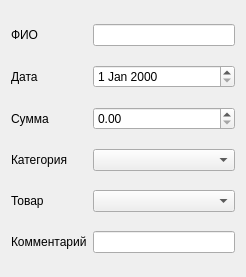
Before: the Qt Designer form creditwidget.ui in zhdv06/FamilyBudget, drawn with Qt 5.
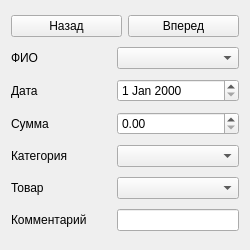
After: the same form once the commit is applied.

Diff of the .ui file:
```diff
--- a/creditwidget.ui
+++ b/creditwidget.ui
@@ -6,72 +6,126 @@
    <rect>
     <x>0</x>
     <y>0</y>
-    <width>246</width>
-    <height>277</height>
+    <width>250</width>
+    <height>250</height>
    </rect>
   </property>
   <property name="windowTitle">
    <string>Form</string>
   </property>
   <layout class="QGridLayout" name="gridLayout">
-   <item row="0" column="0">
+   <item row="0" column="0" colspan="2">
+    <layout class="QHBoxLayout" name="horizontalLayout">
+     <item>
+      <widget class="QPushButton" name="pushButton">
+       <property name="text">
+        <string>Назад</string>
+       </property>
+      </widget>
+     </item>
+     <item>
+      <widget class="QPushButton" name="pushButton_2">
+       <property name="text">
+        <string>Вперед</string>
+       </property>
+      </widget>
+     </item>
+    </layout>
+   </item>
+   <item row="1" column="0">
     <widget class="QLabel" name="label">
+     <property name="minimumSize">
+      <size>
+       <width>100</width>
+       <height>0</height>
+      </size>
+     </property>
      <property name="text">
       <string>ФИО</string>
      </property>
     </widget>
    </item>
-   <item row="0" column="1">
-    <widget class="QLineEdit" name="fullNameEdit"/>
+   <item row="1" column="1">
+    <widget class="QComboBox" name="fullNameBox"/>
    </item>
-   <item row="1" column="0">
+   <item row="2" column="0">
     <widget class="QLabel" name="label_2">
+     <property name="minimumSize">
+      <size>
+       <width>100</width>
+       <height>0</height>
+      </size>
+     </property>
      <property name="text">
       <string>Дата</string>
      </property>
     </widget>
    </item>
-   <item row="1" column="1">
+   <item row="2" column="1">
     <widget class="QDateEdit" name="dateEdit"/>
    </item>
-   <item row="2" column="0">
+   <item row="3" column="0">
     <widget class="QLabel" name="label_3">
+     <property name="minimumSize">
+      <size>
+       <width>100</width>
+       <height>0</height>
+      </size>
+     </property>
      <property name="text">
       <string>Сумма</string>
      </property>
     </widget>
    </item>
-   <item row="2" column="1">
+   <item row="3" column="1">
     <widget class="QDoubleSpinBox" name="valueSpinBox"/>
    </item>
-   <item row="3" column="0">
+   <item row="4" column="0">
     <widget class="QLabel" name="label_4">
+     <property name="minimumSize">
+      <size>
+       <width>100</width>
+       <height>0</height>
+      </size>
+     </property>
      <property name="text">
       <string>Категория</string>
      </property>
     </widget>
    </item>
-   <item row="3" column="1">
+   <item row="4" column="1">
     <widget class="QComboBox" name="productCategoryBox"/>
    </item>
-   <item row="4" column="0">
+   <item row="5" column="0">
     <widget class="QLabel" name="label_5">
+     <property name="minimumSize">
+      <size>
+       <width>100</width>
+       <height>0</height>
+      </size>
+     </property>
      <property name="text">
       <string>Товар</string>
      </property>
     </widget>
    </item>
-   <item row="4" column="1">
+   <item row="5" column="1">
     <widget class="QComboBox" name="productBox"/>
    </item>
-   <item row="5" column="0">
+   <item row="6" column="0">
     <widget class="QLabel" name="label_6">
+     <property name="minimumSize">
+      <size>
+       <width>100</width>
+       <height>0</height>
+      </size>
+     </property>
      <property name="text">
       <string>Комментарий</string>
      </property>
     </widget>
    </item>
-   <item row="5" column="1">
+   <item row="6" column="1">
     <widget class="QLineEdit" name="commentEdit"/>
    </item>
   </layout>
```
